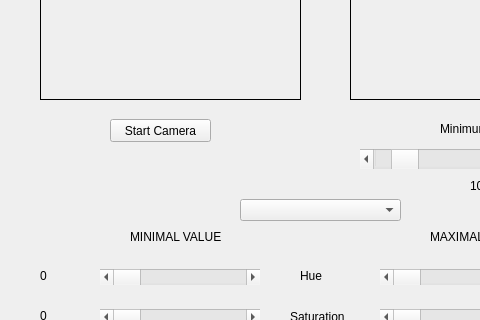
First picture: the form in InteractiveMusicPlayground/videoplayer.ui, repository d1rkHH/InteractiveMusicPlayground, before the edit; both pictures show x 0 to 480 and y 101 to 421 of the 639 by 576 pixel window.
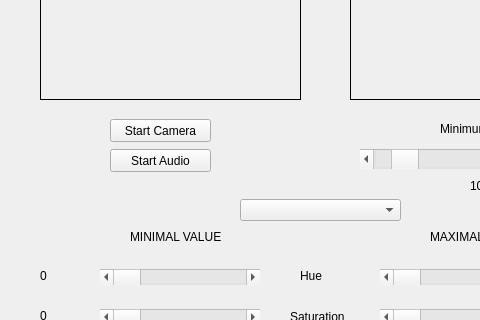
Second picture: the form after the edit. Custom widgets are drawn as their Qt base class.

```diff
--- a/InteractiveMusicPlayground/videoplayer.ui
+++ b/InteractiveMusicPlayground/videoplayer.ui
@@ -530,6 +530,19 @@
      <string>100</string>
     </property>
    </widget>
+   <widget class="QPushButton" name="playAudioButton">
+    <property name="geometry">
+     <rect>
+      <x>110</x>
+      <y>250</y>
+      <width>101</width>
+      <height>23</height>
+     </rect>
+    </property>
+    <property name="text">
+     <string>Start Audio</string>
+    </property>
+   </widget>
   </widget>
  </widget>
  <layoutdefault spacing="6" margin="11"/>
```
